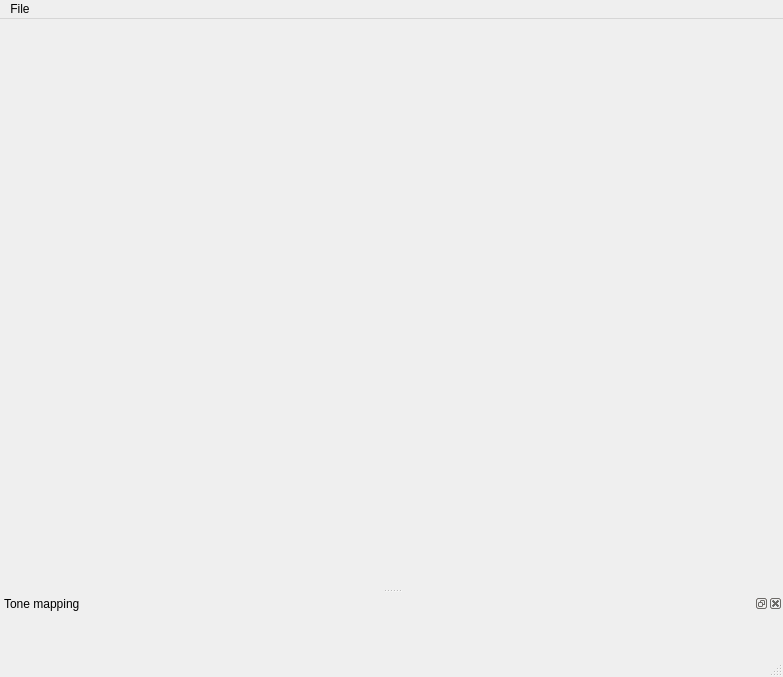
Qt form mainwindow.ui (ziman/leveler) before a commit.
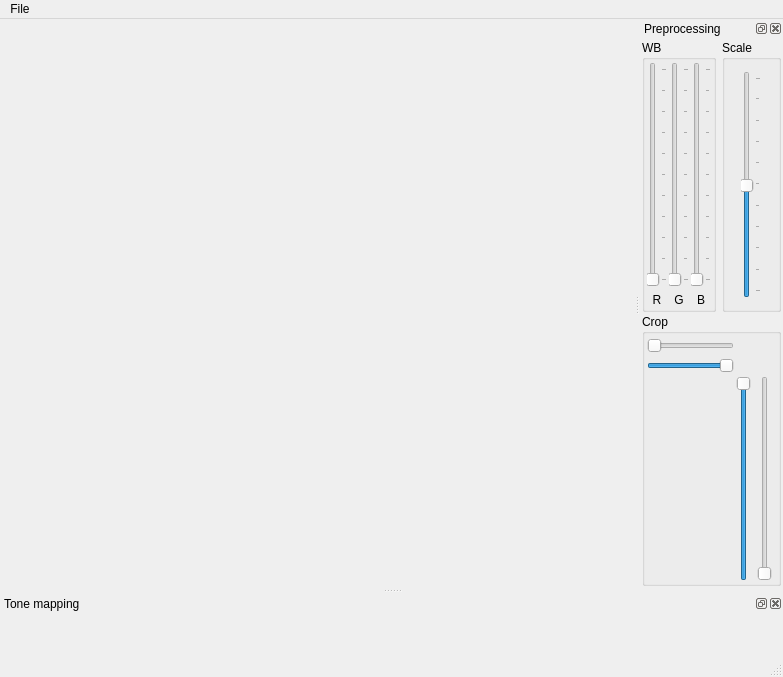
The same form after that commit. Icons and pictures are not drawn. Custom widgets are drawn as their Qt base class.

The edit to the form file:
```diff
--- a/mainwindow.ui
+++ b/mainwindow.ui
@@ -34,8 +34,8 @@
         <rect>
          <x>0</x>
          <y>0</y>
-         <width>779</width>
-         <height>411</height>
+         <width>583</width>
+         <height>426</height>
         </rect>
        </property>
        <layout class="QHBoxLayout" name="horizontalLayout_2">
@@ -125,6 +125,242 @@
     </layout>
    </widget>
   </widget>
+  <widget class="QDockWidget" name="dockPreproc">
+   <property name="windowTitle">
+    <string>Preprocessing</string>
+   </property>
+   <attribute name="dockWidgetArea">
+    <number>2</number>
+   </attribute>
+   <widget class="QWidget" name="dockWidgetContents">
+    <layout class="QVBoxLayout" name="verticalLayout_6">
+     <property name="spacing">
+      <number>2</number>
+     </property>
+     <property name="margin">
+      <number>2</number>
+     </property>
+     <item>
+      <layout class="QHBoxLayout" name="horizontalLayout_4">
+       <item>
+        <widget class="QGroupBox" name="groupBox">
+         <property name="title">
+          <string>WB</string>
+         </property>
+         <layout class="QHBoxLayout" name="horizontalLayout">
+          <property name="spacing">
+           <number>2</number>
+          </property>
+          <property name="margin">
+           <number>2</number>
+          </property>
+          <item>
+           <layout class="QVBoxLayout" name="verticalLayout_3">
+            <item>
+             <widget class="QSlider" name="cbRed">
+              <property name="maximum">
+               <number>1000</number>
+              </property>
+              <property name="orientation">
+               <enum>Qt::Vertical</enum>
+              </property>
+              <property name="tickPosition">
+               <enum>QSlider::TicksBelow</enum>
+              </property>
+              <property name="tickInterval">
+               <number>100</number>
+              </property>
+             </widget>
+            </item>
+            <item>
+             <widget class="QLabel" name="label">
+              <property name="text">
+               <string>R</string>
+              </property>
+              <property name="alignment">
+               <set>Qt::AlignCenter</set>
+              </property>
+             </widget>
+            </item>
+           </layout>
+          </item>
+          <item>
+           <layout class="QVBoxLayout" name="verticalLayout_4">
+            <item>
+             <widget class="QSlider" name="cbGreen">
+              <property name="maximum">
+               <number>1000</number>
+              </property>
+              <property name="orientation">
+               <enum>Qt::Vertical</enum>
+              </property>
+              <property name="tickPosition">
+               <enum>QSlider::TicksBelow</enum>
+              </property>
+              <property name="tickInterval">
+               <number>100</number>
+              </property>
+             </widget>
+            </item>
+            <item>
+             <widget class="QLabel" name="label_2">
+              <property name="text">
+               <string>G</string>
+              </property>
+              <property name="alignment">
+               <set>Qt::AlignCenter</set>
+              </property>
+             </widget>
+            </item>
+           </layout>
+          </item>
+          <item>
+           <layout class="QVBoxLayout" name="verticalLayout_5">
+            <item>
+             <widget class="QSlider" name="cbBlue">
+              <property name="maximum">
+               <number>1000</number>
+              </property>
+              <property name="orientation">
+               <enum>Qt::Vertical</enum>
+              </property>
+              <property name="tickPosition">
+               <enum>QSlider::TicksBelow</enum>
+              </property>
+              <property name="tickInterval">
+               <number>100</number>
+              </property>
+             </widget>
+            </item>
+            <item>
+             <widget class="QLabel" name="label_3">
+              <property name="text">
+               <string>B</string>
+              </property>
+              <property name="alignment">
+               <set>Qt::AlignCenter</set>
+              </property>
+             </widget>
+            </item>
+           </layout>
+          </item>
+         </layout>
+        </widget>
+       </item>
+       <item>
+        <widget class="QGroupBox" name="groupBox_3">
+         <property name="title">
+          <string>Scale</string>
+         </property>
+         <layout class="QHBoxLayout" name="horizontalLayout_3">
+          <item>
+           <widget class="QSlider" name="verticalSlider">
+            <property name="minimum">
+             <number>1</number>
+            </property>
+            <property name="maximum">
+             <number>200</number>
+            </property>
+            <property name="sliderPosition">
+             <number>100</number>
+            </property>
+            <property name="orientation">
+             <enum>Qt::Vertical</enum>
+            </property>
+            <property name="tickPosition">
+             <enum>QSlider::TicksBelow</enum>
+            </property>
+            <property name="tickInterval">
+             <number>20</number>
+            </property>
+           </widget>
+          </item>
+         </layout>
+        </widget>
+       </item>
+      </layout>
+     </item>
+     <item>
+      <widget class="QGroupBox" name="groupBox_2">
+       <property name="title">
+        <string>Crop</string>
+       </property>
+       <layout class="QGridLayout" name="gridLayout">
+        <property name="margin">
+         <number>2</number>
+        </property>
+        <property name="spacing">
+         <number>2</number>
+        </property>
+        <item row="0" column="0">
+         <widget class="QSlider" name="scaleHLo">
+          <property name="orientation">
+           <enum>Qt::Horizontal</enum>
+          </property>
+         </widget>
+        </item>
+        <item row="0" column="1" rowspan="2" colspan="2">
+         <spacer name="horizontalSpacer">
+          <property name="orientation">
+           <enum>Qt::Horizontal</enum>
+          </property>
+          <property name="sizeType">
+           <enum>QSizePolicy::Fixed</enum>
+          </property>
+          <property name="sizeHint" stdset="0">
+           <size>
+            <width>40</width>
+            <height>38</height>
+           </size>
+          </property>
+         </spacer>
+        </item>
+        <item row="1" column="0">
+         <widget class="QSlider" name="scaleHHi">
+          <property name="value">
+           <number>99</number>
+          </property>
+          <property name="orientation">
+           <enum>Qt::Horizontal</enum>
+          </property>
+         </widget>
+        </item>
+        <item row="2" column="0">
+         <widget class="QLabel" name="picScale">
+          <property name="sizePolicy">
+           <sizepolicy hsizetype="Expanding" vsizetype="Expanding">
+            <horstretch>0</horstretch>
+            <verstretch>0</verstretch>
+           </sizepolicy>
+          </property>
+          <property name="text">
+           <string/>
+          </property>
+         </widget>
+        </item>
+        <item row="2" column="1">
+         <widget class="QSlider" name="scaleVLo">
+          <property name="value">
+           <number>99</number>
+          </property>
+          <property name="orientation">
+           <enum>Qt::Vertical</enum>
+          </property>
+         </widget>
+        </item>
+        <item row="2" column="2">
+         <widget class="QSlider" name="scaleVHi">
+          <property name="orientation">
+           <enum>Qt::Vertical</enum>
+          </property>
+         </widget>
+        </item>
+       </layout>
+      </widget>
+     </item>
+    </layout>
+   </widget>
+  </widget>
   <action name="actionOpen">
    <property name="icon">
     <iconset>
```
